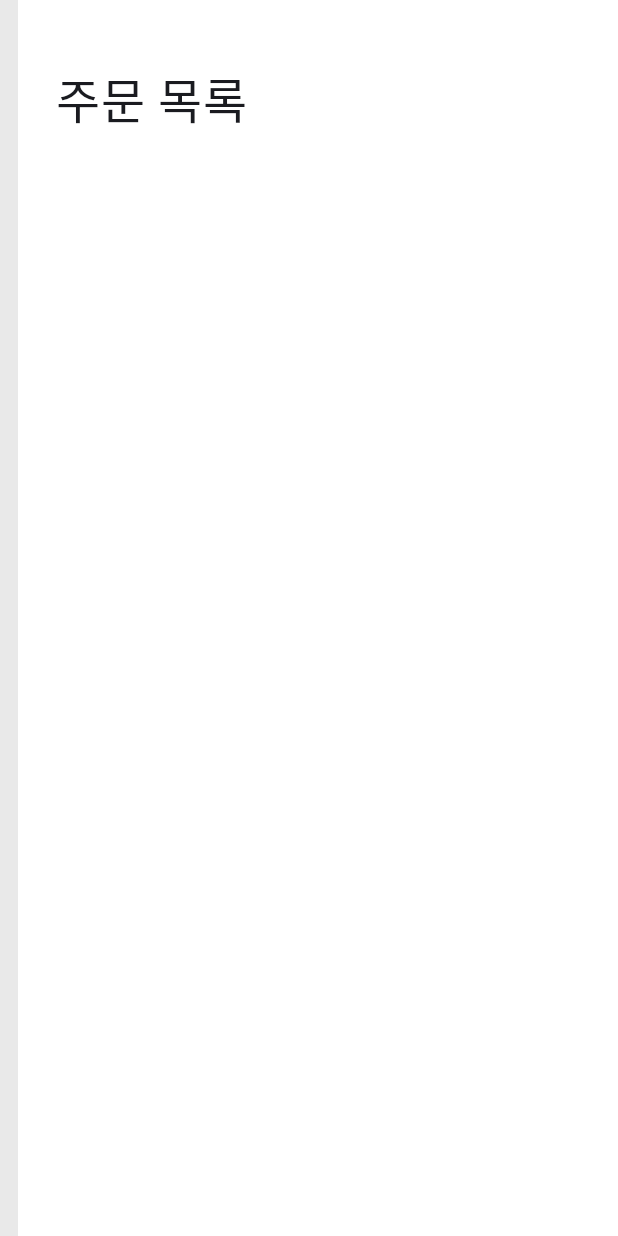
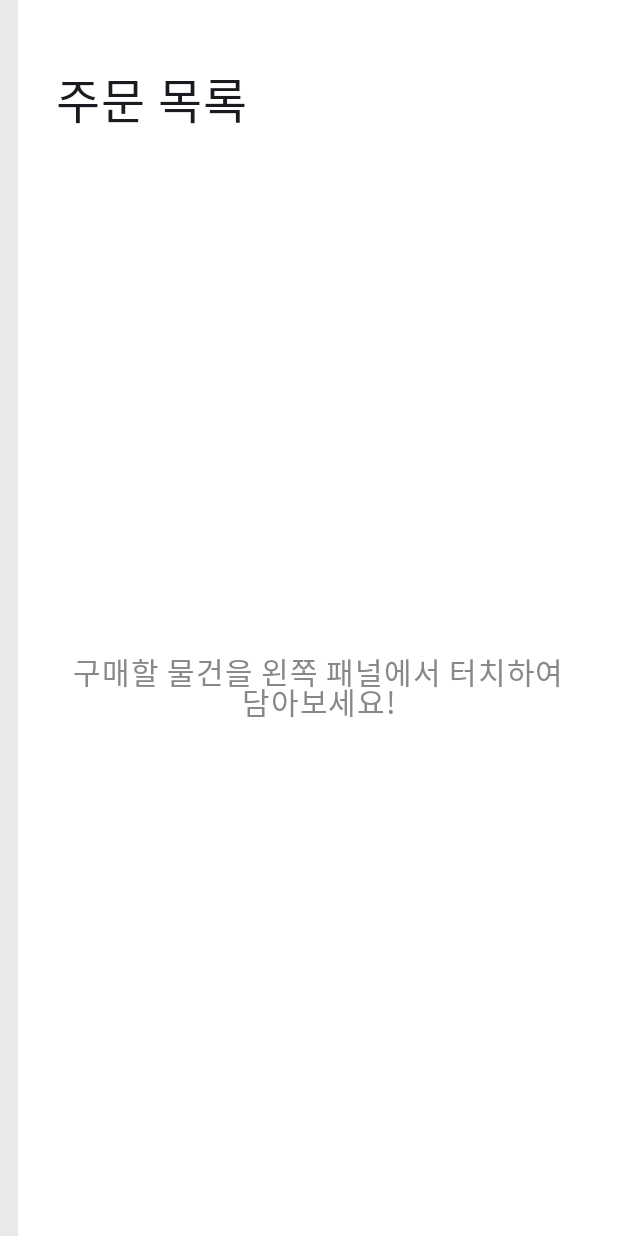
Before and after one commit to yeeun-yun97/Ezkio, an Android app built with Jetpack Compose: the screen it shows after launch (MainActivity), on a phone screen of 412 x 824 dp. Run offline under Robolectric (Android 15) with nearby library versions, the phone set to English and light mode, and no system bars; Roboto replaces fonts that are not available here.

Commit message:
FEATURE) 장바구니가 비어 있을 때 안내 문구 추가

```diff
--- a/app/src/main/java/com/anse/easyQrPay/ui/pages/shopPage/ShopPage.kt
+++ b/app/src/main/java/com/anse/easyQrPay/ui/pages/shopPage/ShopPage.kt
@@ -248,8 +248,12 @@ fun ShopPage(
                 Spacer(Modifier.height(42.dp))
                 Text(stringResource(R.string.shop_page_shopping_list_title), fontSize = 32.sp, lineHeight = 38.sp)
                 Spacer(Modifier.height(30.dp))
+                Box(
+                    Modifier
+                        .weight(1f)
+                        .fillMaxWidth()) {
                     LazyColumn(
-                    modifier = Modifier.weight(1f),
+                        modifier = Modifier.fillMaxSize(),
                         verticalArrangement = Arrangement.spacedBy(24.dp)
                     ) {
                         itemsIndexed(shoppingList.toList()) { index, item ->
@@ -260,6 +264,17 @@ fun ShopPage(
                                     if (it <= 0) shoppingList.remove(item.first)
                                     else shoppingList[item.first] = it
                                 }
+                            )
+                        }
+                    }
+                    if (shoppingList.isEmpty()) {
+                        Text(
+                            stringResource(R.string.shop_page_shopping_list_empty),
+                            fontSize = 20.sp,
+                            lineHeight = 20.sp,
+                            modifier = Modifier.align(Alignment.Center),
+                            color = Color.Gray,
+                            textAlign = TextAlign.Center
                         )
                     }
                 }
--- a/app/src/main/res/values/strings.xml
+++ b/app/src/main/res/values/strings.xml
@@ -29,4 +29,5 @@
     <string name="shop_page_product_scroll_cafe94">카페 구사 족자봉</string>
     <string name="shop_page_product_photo_card_set_9415">농농 9415 포토카드 세트</string>
     <string name="shop_page_order_cancel">주문 취소하기</string>
+    <string name="shop_page_shopping_list_empty">구매할 물건을 왼쪽 패널에서 터치하여 담아보세요!</string>
 </resources>
```
Lines whose indentation alone changed are shown as unchanged.
